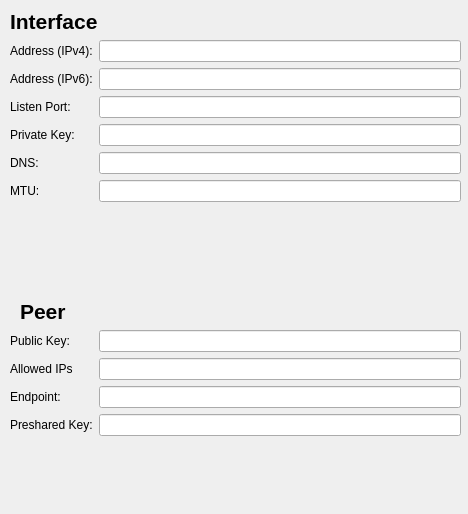
The window that wireguard.ui (Druco/OBSOLETE-plasma-nm-wireguard) describes before a commit, drawn with Qt 5.
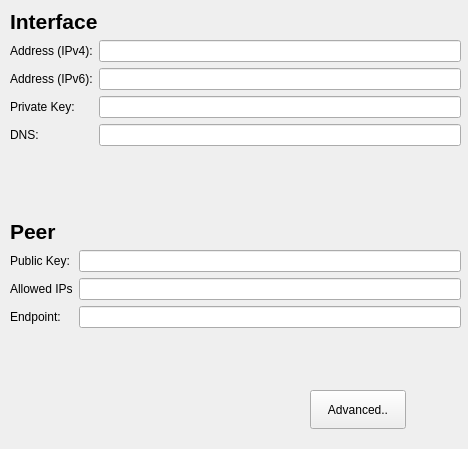
The same window after the commit. Custom widgets are drawn as their Qt base class.

Commit message: Change main UI to reduce the size initial so it fits better in the applet by moving some of the parameters to an "Advanced" window.

Patch:
```diff
--- a/wireguard.ui
+++ b/wireguard.ui
@@ -7,7 +7,7 @@
     <x>0</x>
     <y>0</y>
     <width>468</width>
-    <height>514</height>
+    <height>449</height>
    </rect>
   </property>
   <property name="windowTitle">
@@ -39,7 +39,7 @@
      <x>10</x>
      <y>40</y>
      <width>451</width>
-     <height>261</height>
+     <height>181</height>
     </rect>
    </property>
    <layout class="QFormLayout" name="formLayout">
@@ -61,55 +61,47 @@
      </widget>
     </item>
     <item row="1" column="1">
-     <widget class="QLineEdit" name="addressIPv6LineEdit"/>
-    </item>
-    <item row="2" column="0">
-     <widget class="QLabel" name="listenPortLabel">
-      <property name="text">
-       <string>Listen Port:</string>
+     <widget class="QLineEdit" name="addressIPv6LineEdit">
+      <property name="toolTip">
+       <string>&lt;html&gt;&lt;head/&gt;&lt;body&gt;&lt;p&gt;IPv6 intrnrt address assigned to the local interface. IPv4 or IPv6 address (or both) required&lt;/p&gt;&lt;/body&gt;&lt;/html&gt;</string>
       </property>
      </widget>
     </item>
-    <item row="2" column="1">
-     <widget class="QLineEdit" name="listenPortLineEdit"/>
-    </item>
-    <item row="3" column="0">
+    <item row="2" column="0">
      <widget class="QLabel" name="privateKeyLabel">
       <property name="text">
        <string>Private Key:</string>
       </property>
      </widget>
     </item>
-    <item row="3" column="1">
-     <widget class="PasswordField" name="privateKeyLineEdit"/>
+    <item row="2" column="1">
+     <widget class="PasswordField" name="privateKeyLineEdit">
+      <property name="toolTip">
+       <string>&lt;html&gt;&lt;head/&gt;&lt;body&gt;&lt;p&gt;A base64 private key generated by wg genkey. Required.&lt;/p&gt;&lt;/body&gt;&lt;/html&gt;</string>
+      </property>
+     </widget>
     </item>
-    <item row="4" column="0">
+    <item row="3" column="0">
      <widget class="QLabel" name="dNSLabel">
       <property name="text">
        <string>DNS:</string>
       </property>
      </widget>
     </item>
-    <item row="4" column="1">
-     <widget class="QLineEdit" name="dNSLineEdit"/>
-    </item>
-    <item row="5" column="0">
-     <widget class="QLabel" name="mTULabel">
-      <property name="text">
-       <string>MTU:</string>
+    <item row="3" column="1">
+     <widget class="QLineEdit" name="dNSLineEdit">
+      <property name="toolTip">
+       <string>&lt;html&gt;&lt;head/&gt;&lt;body&gt;&lt;p&gt;IPv4 or IPv6 address to set and the interface's DNS server. Optional.&lt;/p&gt;&lt;/body&gt;&lt;/html&gt;</string>
       </property>
      </widget>
     </item>
-    <item row="5" column="1">
-     <widget class="QLineEdit" name="mTULineEdit"/>
-    </item>
    </layout>
   </widget>
   <widget class="QLabel" name="label_2">
    <property name="geometry">
     <rect>
-     <x>20</x>
-     <y>300</y>
+     <x>10</x>
+     <y>220</y>
      <width>65</width>
      <height>23</height>
     </rect>
@@ -129,9 +121,9 @@
    <property name="geometry">
     <rect>
      <x>10</x>
-     <y>330</y>
+     <y>250</y>
      <width>451</width>
-     <height>168</height>
+     <height>131</height>
     </rect>
    </property>
    <layout class="QFormLayout" name="formLayout_2">
@@ -163,20 +155,27 @@
      </widget>
     </item>
     <item row="2" column="1">
-     <widget class="QLineEdit" name="endpointLineEdit"/>
-    </item>
-    <item row="3" column="0">
-     <widget class="QLabel" name="presharedKeyLabel">
-      <property name="text">
-       <string>Preshared Key:</string>
+     <widget class="QLineEdit" name="endpointLineEdit">
+      <property name="toolTip">
+       <string>&lt;html&gt;&lt;head/&gt;&lt;body&gt;&lt;p&gt;An endpoint IP or hostname, followed by a colon, and then a port number.  Optional.&lt;/p&gt;&lt;/body&gt;&lt;/html&gt;</string>
       </property>
      </widget>
     </item>
-    <item row="3" column="1">
-     <widget class="QLineEdit" name="presharedKeyLineEdit"/>
-    </item>
    </layout>
   </widget>
+  <widget class="QPushButton" name="btnAdvanced">
+   <property name="geometry">
+    <rect>
+     <x>310</x>
+     <y>390</y>
+     <width>96</width>
+     <height>39</height>
+    </rect>
+   </property>
+   <property name="text">
+    <string>Advanced..</string>
+   </property>
+  </widget>
  </widget>
  <customwidgets>
   <customwidget>
```
Left out of the diff: 19 changed lines with no effect on the pictures. The commit also changes 8 other files.
